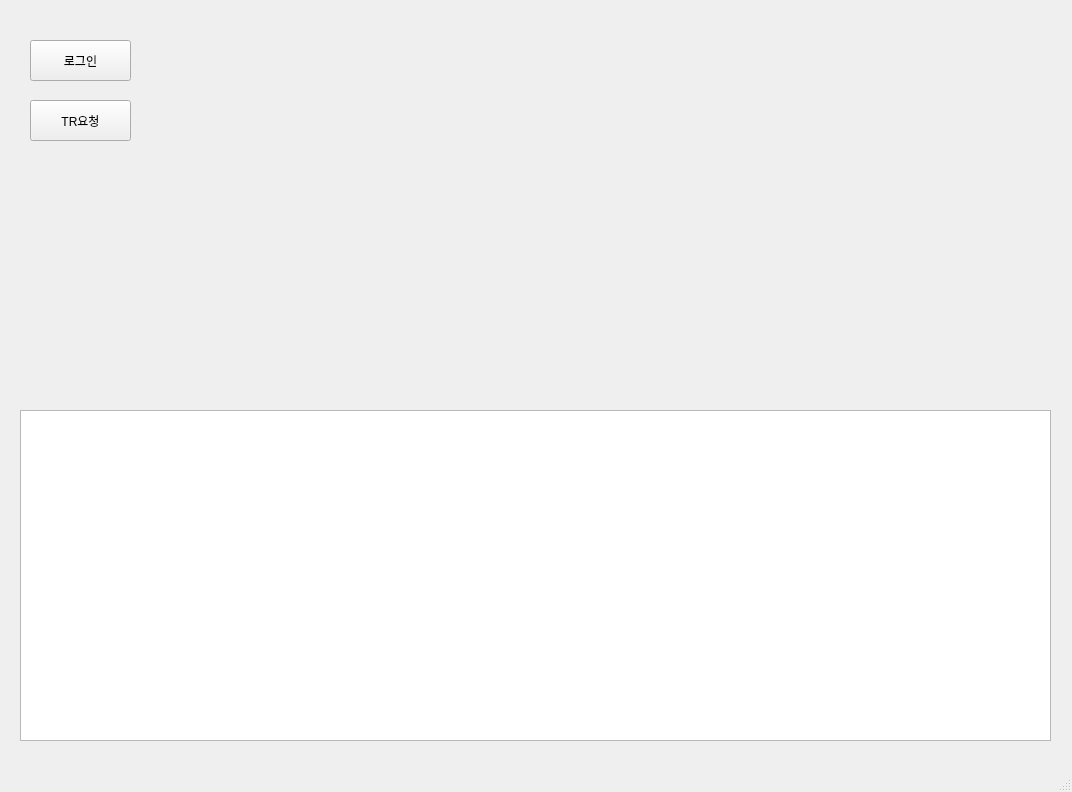
Before: the Qt Designer form main_window.ui in junyoung-jamong/KiwoomOS, drawn with Qt 5.
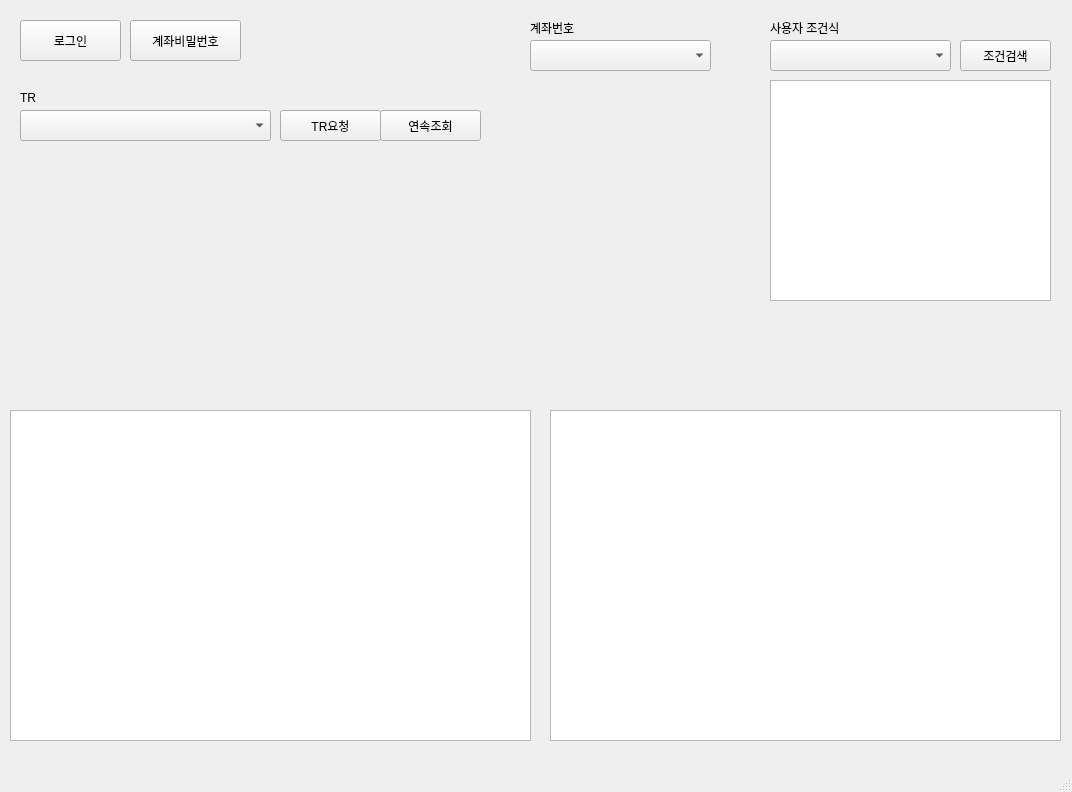
After: the same form once the commit is applied.

```diff
--- a/main_window.ui
+++ b/main_window.ui
@@ -17,8 +17,8 @@
    <widget class="QPushButton" name="loginButton">
     <property name="geometry">
      <rect>
-      <x>30</x>
-      <y>40</y>
+      <x>20</x>
+      <y>20</y>
       <width>101</width>
       <height>41</height>
      </rect>
@@ -30,10 +30,10 @@
    <widget class="QPushButton" name="requestTrButton">
     <property name="geometry">
      <rect>
-      <x>30</x>
-      <y>100</y>
+      <x>280</x>
+      <y>110</y>
       <width>101</width>
-      <height>41</height>
+      <height>31</height>
      </rect>
     </property>
     <property name="text">
@@ -43,13 +43,141 @@
    <widget class="QListView" name="listView">
     <property name="geometry">
      <rect>
-      <x>20</x>
+      <x>10</x>
       <y>410</y>
-      <width>1031</width>
+      <width>521</width>
       <height>331</height>
      </rect>
     </property>
    </widget>
+   <widget class="QComboBox" name="conditionComboBox">
+    <property name="geometry">
+     <rect>
+      <x>770</x>
+      <y>40</y>
+      <width>181</width>
+      <height>31</height>
+     </rect>
+    </property>
+   </widget>
+   <widget class="QLabel" name="label">
+    <property name="geometry">
+     <rect>
+      <x>770</x>
+      <y>20</y>
+      <width>101</width>
+      <height>16</height>
+     </rect>
+    </property>
+    <property name="text">
+     <string>사용자 조건식</string>
+    </property>
+   </widget>
+   <widget class="QComboBox" name="accountComboBox">
+    <property name="geometry">
+     <rect>
+      <x>530</x>
+      <y>40</y>
+      <width>181</width>
+      <height>31</height>
+     </rect>
+    </property>
+   </widget>
+   <widget class="QLabel" name="label_2">
+    <property name="geometry">
+     <rect>
+      <x>530</x>
+      <y>20</y>
+      <width>101</width>
+      <height>16</height>
+     </rect>
+    </property>
+    <property name="text">
+     <string>계좌번호</string>
+    </property>
+   </widget>
+   <widget class="QListView" name="listView_2">
+    <property name="geometry">
+     <rect>
+      <x>770</x>
+      <y>80</y>
+      <width>281</width>
+      <height>221</height>
+     </rect>
+    </property>
+   </widget>
+   <widget class="QPushButton" name="monitoringButton">
+    <property name="geometry">
+     <rect>
+      <x>960</x>
+      <y>40</y>
+      <width>91</width>
+      <height>31</height>
+     </rect>
+    </property>
+    <property name="text">
+     <string>조건검색</string>
+    </property>
+   </widget>
+   <widget class="QListView" name="realDataListView">
+    <property name="geometry">
+     <rect>
+      <x>550</x>
+      <y>410</y>
+      <width>511</width>
+      <height>331</height>
+     </rect>
+    </property>
+   </widget>
+   <widget class="QPushButton" name="accountWindowButton">
+    <property name="geometry">
+     <rect>
+      <x>130</x>
+      <y>20</y>
+      <width>111</width>
+      <height>41</height>
+     </rect>
+    </property>
+    <property name="text">
+     <string>계좌비밀번호</string>
+    </property>
+   </widget>
+   <widget class="QComboBox" name="trComboBox">
+    <property name="geometry">
+     <rect>
+      <x>20</x>
+      <y>110</y>
+      <width>251</width>
+      <height>31</height>
+     </rect>
+    </property>
+   </widget>
+   <widget class="QLabel" name="label_3">
+    <property name="geometry">
+     <rect>
+      <x>20</x>
+      <y>90</y>
+      <width>101</width>
+      <height>16</height>
+     </rect>
+    </property>
+    <property name="text">
+     <string>TR</string>
+    </property>
+   </widget>
+   <widget class="QPushButton" name="continuousTrButton">
+    <property name="geometry">
+     <rect>
+      <x>380</x>
+      <y>110</y>
+      <width>101</width>
+      <height>31</height>
+     </rect>
+    </property>
+    <property name="text">
+     <string>연속조회</string>
+    </property>
+   </widget>
   </widget>
   <widget class="QMenuBar" name="menubar">
    <property name="geometry">
```
Left out of the diff: 2 changed lines with no effect on the pictures.
